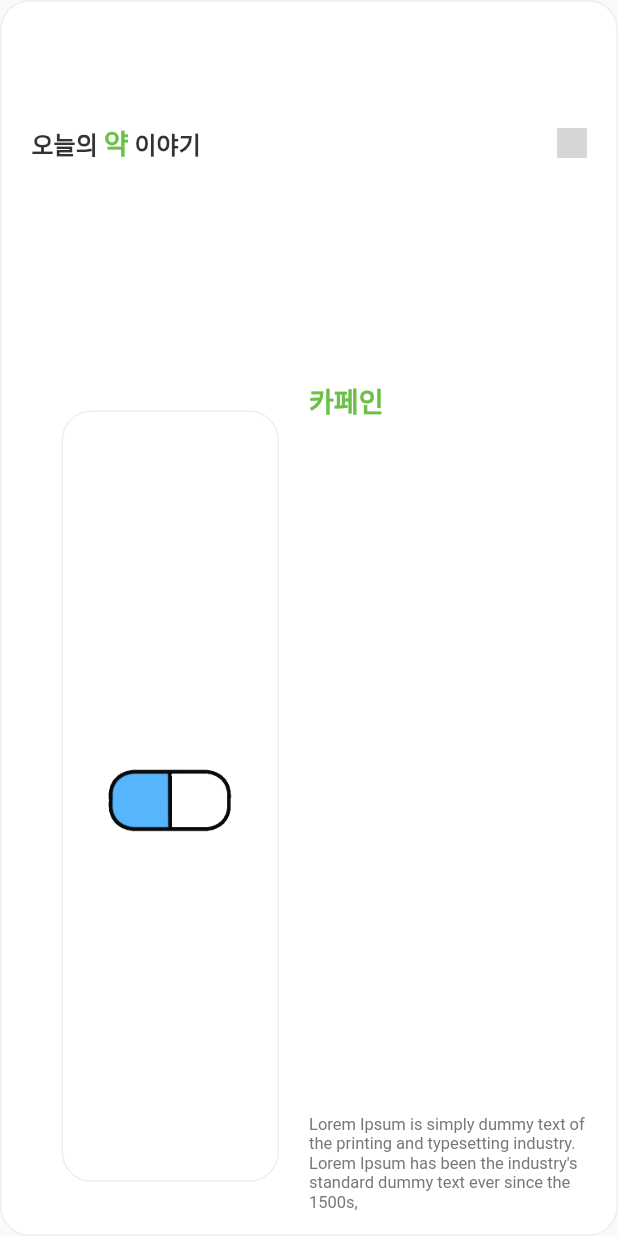
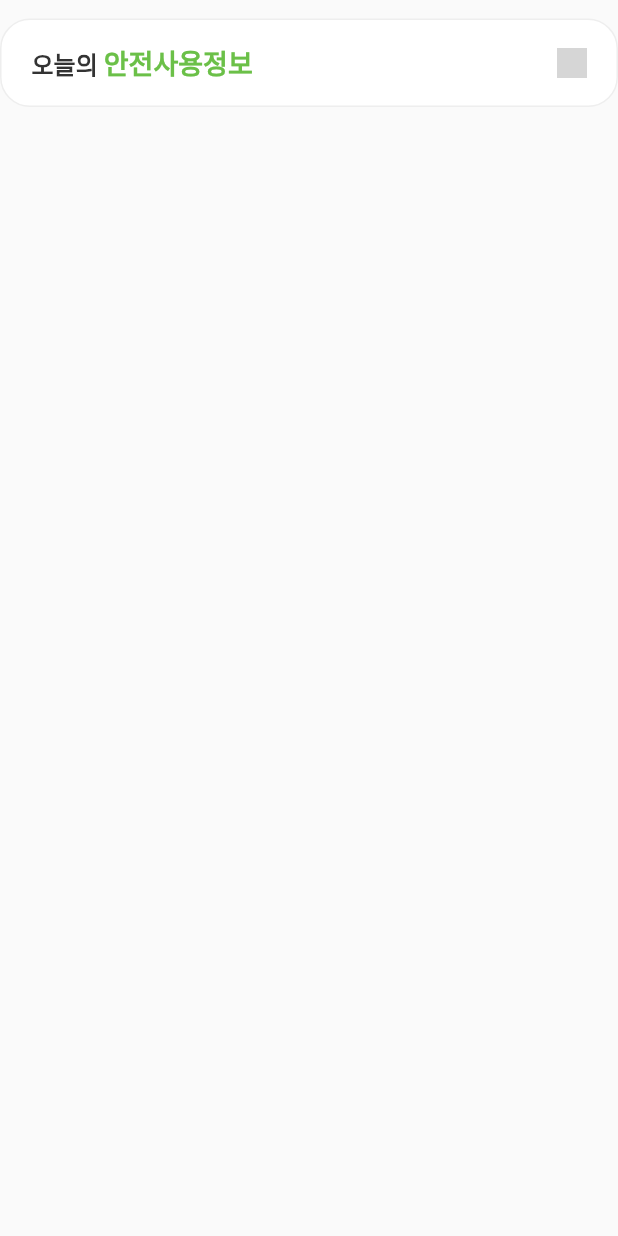
Before and after one commit to Dongguk-Univ-Drugs/pillology, a Flutter app: what drugStory() shows on an empty page, opened directly, on a phone screen of 412 x 824 dp. Run offline on Flutter 3.47's test engine with Material 2 defaults, Android fonts, the phone set to English and light mode, and no system bars; our stand-ins replace camera, dotted_border, flutter_datetime_picker, flutter_switch, image_picker, table_calendar and 1 more; missing offline and left inert: flutter_barcode_scanner, imagebutton; network calls fail; statements that could not run were skipped; grey boxes are pictures that could not be loaded.

Commit message:
webscrapper update

```diff
--- a/pill/lib/components/body/home/home_main.dart
+++ b/pill/lib/components/body/home/home_main.dart
@@ -40,11 +40,13 @@ class _HomeScreenState extends State<HomeScreen> {
                       flex: 2,
                       child: searchTabs(context),
                     ),
-                    Expanded(flex: 3, child: drugStory(context)),
+                    Expanded(flex: 1, child: foodStory(context)),
+                    Expanded(flex: 1, child: drugStory(context)),
                     Expanded(
                       flex: 3,
                       child: emergency(context),
                     ),
+                    blankBox(flex: 1)
                   ],
                 ))));
   }
@@ -190,71 +192,50 @@ Row searchTabs(BuildContext context) {
   );
 }
 
-GestureDetector drugStory(BuildContext context) {
+GestureDetector foodStory(BuildContext context) {
   return GestureDetector(
-      onTap: () => Navigator.push(context, MaterialPageRoute(builder: (context) => Story())),
+      onTap: () => Navigator.push(
+          context, MaterialPageRoute(builder: (context) => Story())),
       child: Container(
           decoration: boxDecorationNoShadow(),
           padding: EdgeInsets.symmetric(vertical: 15.0, horizontal: 20.0),
-          child: Column(
-            children: [
-              Expanded(
-                flex: 2,
+          margin: EdgeInsets.symmetric(
+              vertical: MediaQuery.of(context).size.height * 0.015),
           child: Row(
             mainAxisAlignment: MainAxisAlignment.spaceBetween,
             crossAxisAlignment: CrossAxisAlignment.center,
             children: [
               makeTitleWithColor(
                   normalStart: "오늘의 ",
-                        emphasize: "약",
-                        normalEnd: " 이야기",
+                  emphasize: "식품안전지식",
+                  normalEnd: "",
                   color: colorThemeGreen),
-                    ImageIcon(
-                        AssetImage('assets/icons/chevron-forward-outline.png'),
-                        size: 20,
-                        color: Colors.black87),
+              ImageIcon(AssetImage('assets/icons/chevron-forward-outline.png'),
+                  size: 20, color: Colors.black87),
             ],
-                ),
-              ),
-              Expanded(
-                  flex: 1,
-                  child: SizedBox(
-                    height: 5.0,
-                  )),
-              Expanded(
-                flex: 7,
+          )));
+}
+
+GestureDetector drugStory(BuildContext context) {
+  return GestureDetector(
+      onTap: () => Navigator.push(
+          context, MaterialPageRoute(builder: (context) => Story())),
+      child: Container(
+          decoration: boxDecorationNoShadow(),
+          padding: EdgeInsets.symmetric(vertical: 15.0, horizontal: 20.0),
+          margin: EdgeInsets.symmetric(
+              vertical: MediaQuery.of(context).size.height * 0.015),
           child: Row(
-                  mainAxisAlignment: MainAxisAlignment.center,
-                  crossAxisAlignment: CrossAxisAlignment.stretch,
-                  children: [
-                    Expanded(
-                        flex: 5,
-                        child: Container(
-                          child: Image.asset('assets/icons/pill.png'),
-                          margin: EdgeInsets.all(20),
-                          decoration: BoxDecoration(
-                              borderRadius: BorderRadius.circular(20),
-                              border: Border.all(color: colorEEE)),
-                        )),
-                    Expanded(
-                      flex: 5,
-                      child: Column(
             mainAxisAlignment: MainAxisAlignment.spaceBetween,
-                        crossAxisAlignment: CrossAxisAlignment.start,
+            crossAxisAlignment: CrossAxisAlignment.center,
             children: [
               makeTitleWithColor(
-                              normalStart: "",
-                              emphasize: "카페인",
+                  normalStart: "오늘의 ",
+                  emphasize: "안전사용정보",
                   normalEnd: "",
                   color: colorThemeGreen),
-                          makeContent(
-                              "Lorem Ipsum is simply dummy text of the printing and typesetting industry. Lorem Ipsum has been the industry's standard dummy text ever since the 1500s, "),
-                        ],
-                      ),
-                    )
-                  ],
-                ),
-              )
+              ImageIcon(AssetImage('assets/icons/chevron-forward-outline.png'),
+                  size: 20, color: Colors.black87),
             ],
           )));
 }
```
Also changed, not shown: pill/lib/components/body/home/safety/safe_main.dart (added), 2 other files. Lines whose indentation alone changed are shown as unchanged.
